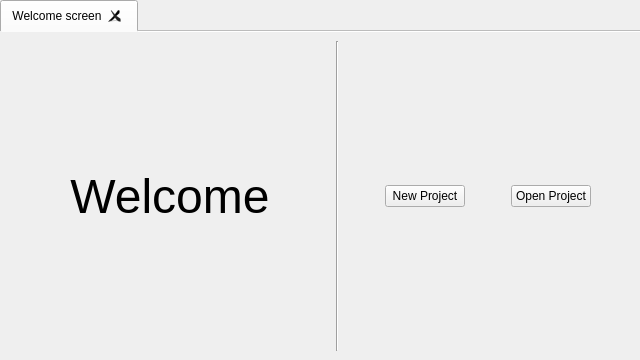
newbthenewbd/GUIC, file src/mainwindow.ui: the form before one commit.
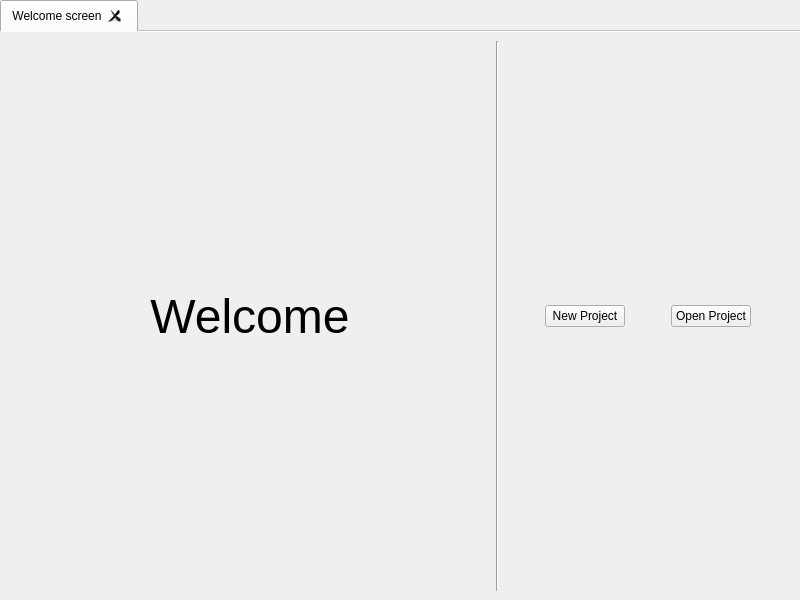
The form after the commit.

Patch:
```diff
--- a/src/mainwindow.ui
+++ b/src/mainwindow.ui
@@ -6,8 +6,8 @@
    <rect>
     <x>0</x>
     <y>0</y>
-    <width>640</width>
-    <height>360</height>
+    <width>800</width>
+    <height>600</height>
    </rect>
   </property>
   <property name="windowTitle">
```
Left out of the diff: 2 changed lines with no effect on the pictures.
